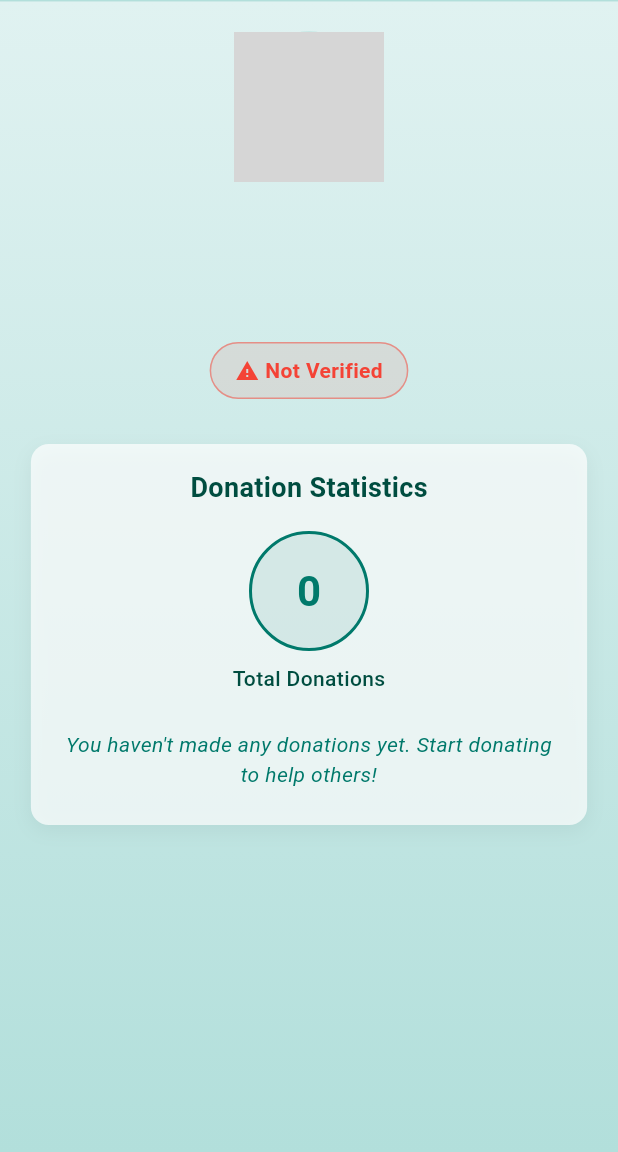
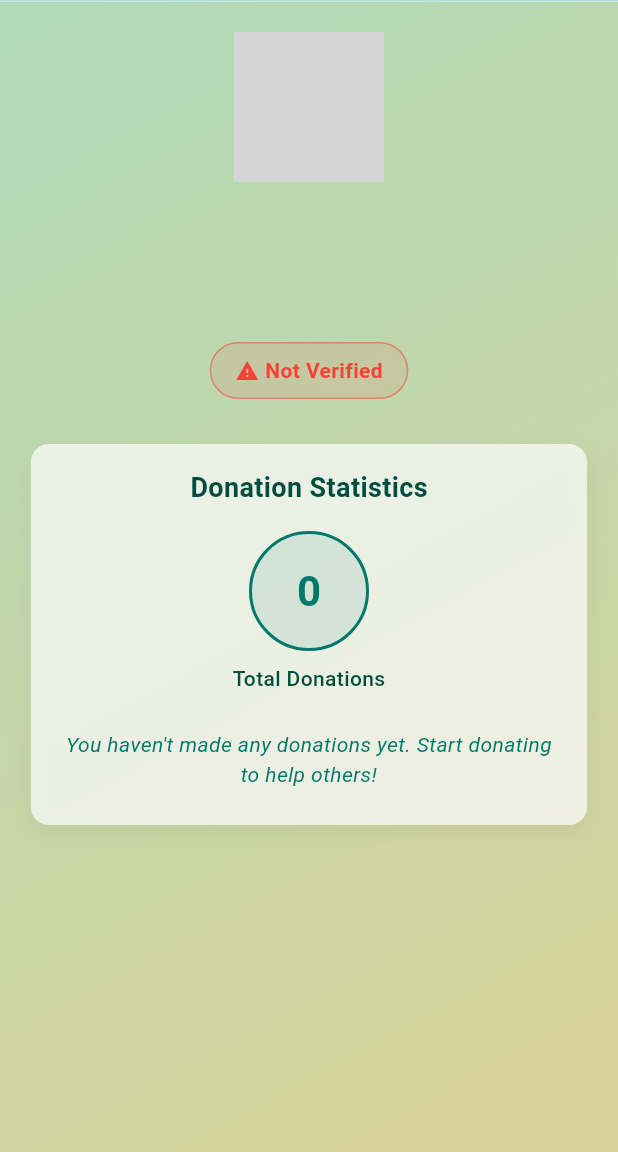
Before and after one commit to lucifron28/AkbayMed_User, a Flutter app: the ProfileScreen screen opened directly, on a phone screen of 412 x 824 dp, the part 84-1236 px from its top. Run offline on Flutter 3.47's test engine with Material 3 defaults, Android fonts, the phone set to English and light mode, and no system bars; our stand-ins replace flutter_dotenv, image_picker, logger, permission_handler, supabase_flutter; accounts and stored records are empty; network calls fail; grey boxes are pictures that could not be loaded.

Commit message:
background color changed

```diff
--- a/lib/screens/profile_screen.dart
+++ b/lib/screens/profile_screen.dart
@@ -88,9 +88,10 @@ class ProfileScreen extends StatelessWidget {
       body: Container(
         decoration: const BoxDecoration(
           gradient: LinearGradient(
-            colors: [Color(0xFFE0F2F1), Color(0xFFB2DFDB)], // Light teal gradient
-            begin: Alignment.topCenter,
-            end: Alignment.bottomCenter,
+            colors: [Color(0xffb0dab9), Color(0xffdad299)],
+            stops: [0, 1],
+            begin: Alignment.topLeft,
+            end: Alignment.bottomRight,
           ),
         ),
         child: const ProfileContent(),
```
